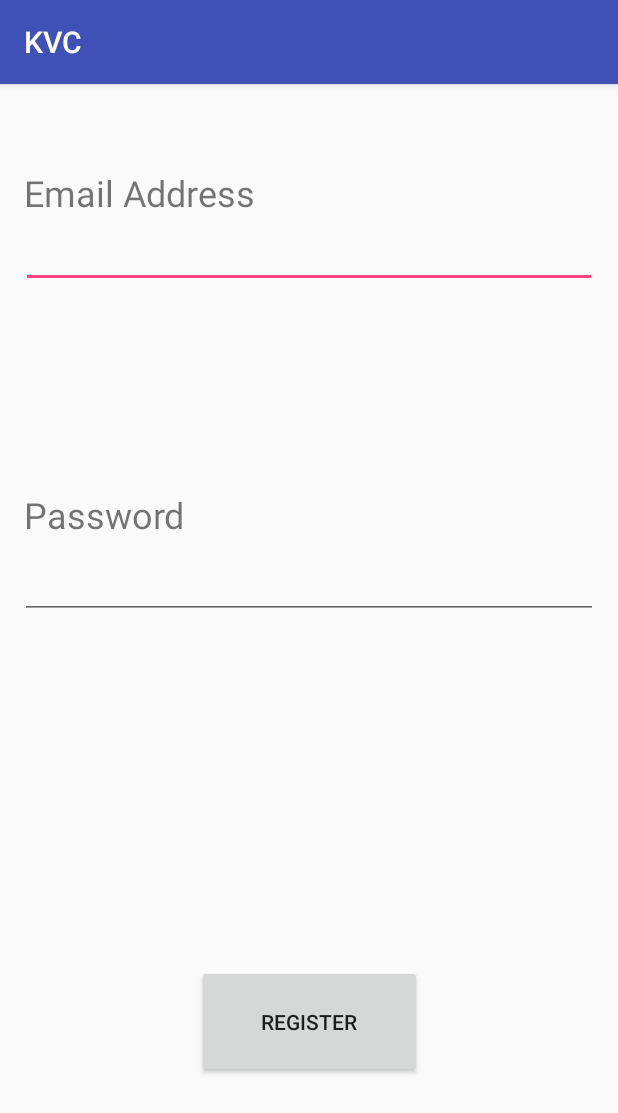
After one commit to rachelsettle/K-Ville-Conquest, an Android app: the RegistrationActivity screen opened directly, with no data from a screen before it, on a phone screen of 412 x 824 dp. The commit adds this screen. Shown: the top 1113 px of the screen. Run offline under Robolectric (Android 15) with nearby library versions, the phone set to English and light mode, and no system bars.

Commit message:
Tried to restore some things

```diff
--- a/KVC/app/build.gradle
+++ b/KVC/app/build.gradle
@@ -24,7 +24,9 @@ dependencies {
     androidTestCompile('com.android.support.test.espresso:espresso-core:2.2.2', {
         exclude group: 'com.android.support', module: 'support-annotations'
     })
+    apply plugin: 'com.google.gms.google-services'
     compile 'com.android.support:appcompat-v7:25.3.1'
     compile 'com.android.support.constraint:constraint-layout:1.0.2'
+    compile 'com.google.firebase:firebase-auth:9.4.0'
     testCompile 'junit:junit:4.12'
 }
--- a/KVC/app/src/main/java/compsci290/edu/duke/kvc/MainActivity.java
+++ b/KVC/app/src/main/java/compsci290/edu/duke/kvc/MainActivity.java
@@ -7,10 +7,12 @@ import android.view.View;
 
 public class MainActivity extends AppCompatActivity {
 
+    private boolean mLoggedIn;
+
     @Override
     protected void onCreate(Bundle savedInstanceState){
         super.onCreate(savedInstanceState);
-        setContentView(R.layout.activity_main_before_login);
+        setContentView(R.layout.activity_main);
     }
 
     public void onRegistrationClick(View button){
--- /dev/null
+++ b/KVC/app/src/main/java/compsci290/edu/duke/kvc/RegistrationActivity.java
@@ -0,0 +1,13 @@
+package compsci290.edu.duke.kvc;
+
+import android.support.v7.app.AppCompatActivity;
+import android.os.Bundle;
+
+public class RegistrationActivity extends AppCompatActivity {
+
+    @Override
+    protected void onCreate(Bundle savedInstanceState) {
+        super.onCreate(savedInstanceState);
+        setContentView(R.layout.activity_registration);
+    }
+}
--- /dev/null
+++ b/KVC/app/src/main/res/layout/activity_registration.xml
@@ -0,0 +1,90 @@
+<?xml version="1.0" encoding="utf-8"?>
+<android.support.constraint.ConstraintLayout xmlns:android="http://schemas.android.com/apk/res/android"
+    xmlns:app="http://schemas.android.com/apk/res-auto"
+    xmlns:tools="http://schemas.android.com/tools"
+    android:layout_width="match_parent"
+    android:layout_height="match_parent"
+    tools:context="compsci290.edu.duke.kvc.LoginActivity">
+
+    <TextView
+        android:id="@+id/emailRegistration"
+        android:layout_width="wrap_content"
+        android:layout_height="wrap_content"
+        android:text="Email Address"
+        android:textSize="24sp"
+        tools:layout_constraintTop_creator="1"
+        tools:layout_constraintBottom_creator="1"
+        android:layout_marginStart="16dp"
+        app:layout_constraintBottom_toBottomOf="@+id/emailInputRegistration"
+        android:layout_marginTop="44dp"
+        tools:layout_constraintLeft_creator="1"
+        android:layout_marginBottom="47dp"
+        app:layout_constraintLeft_toLeftOf="parent"
+        app:layout_constraintTop_toTopOf="parent"
+        android:layout_marginLeft="16dp"
+        app:layout_constraintVertical_bias="1.0" />
+
+    <EditText
+        android:id="@+id/emailInputRegistration"
+        android:layout_width="0dp"
+        android:layout_height="27dp"
+        android:ems="10"
+        android:inputType="textPersonName"
+        tools:layout_constraintTop_creator="1"
+        tools:layout_constraintRight_creator="1"
+        tools:layout_constraintBottom_creator="1"
+        android:layout_marginStart="14dp"
+        app:layout_constraintBottom_toBottomOf="@+id/passwordRegistration"
+        android:layout_marginEnd="14dp"
+        app:layout_constraintRight_toRightOf="parent"
+        android:layout_marginTop="97dp"
+        tools:layout_constraintLeft_creator="1"
+        android:layout_marginBottom="94dp"
+        app:layout_constraintLeft_toLeftOf="parent"
+        app:layout_constraintTop_toTopOf="parent"
+        app:layout_constraintVertical_bias="0.136" />
+
+    <EditText
+        android:id="@+id/passwordInputRegistration"
+        android:layout_width="0dp"
+        android:layout_height="29dp"
+        android:ems="10"
+        android:inputType="textPersonName"
+        tools:layout_constraintTop_creator="1"
+        tools:layout_constraintRight_creator="1"
+        tools:layout_constraintBottom_creator="1"
+        android:layout_marginStart="13dp"
+        app:layout_constraintBottom_toBottomOf="parent"
+        android:layout_marginEnd="13dp"
+        app:layout_constraintRight_toRightOf="parent"
+        tools:layout_constraintLeft_creator="1"
+        app:layout_constraintLeft_toLeftOf="parent"
+        app:layout_constraintTop_toTopOf="parent"
+        app:layout_constraintVertical_bias="0.443"/>
+
+    <TextView
+        android:id="@+id/passwordRegistration"
+        android:layout_width="wrap_content"
+        android:layout_height="wrap_content"
+        android:text="Password"
+        android:textSize="24sp"
+        tools:layout_constraintBottom_creator="1"
+        app:layout_constraintBottom_toTopOf="@+id/passwordInputRegistration"
+        android:layout_marginStart="16dp"
+        tools:layout_constraintLeft_creator="1"
+        android:layout_marginBottom="24dp"
+        app:layout_constraintLeft_toLeftOf="parent" />
+
+    <Button
+        android:id="@+id/confirmRegistration"
+        android:layout_width="150dp"
+        android:layout_height="75dp"
+        android:text="Register"
+        tools:layout_constraintRight_creator="1"
+        tools:layout_constraintBottom_creator="1"
+        app:layout_constraintBottom_toBottomOf="parent"
+        app:layout_constraintRight_toRightOf="parent"
+        tools:layout_constraintLeft_creator="1"
+        android:layout_marginBottom="105dp"
+        app:layout_constraintLeft_toLeftOf="parent" />
+</android.support.constraint.ConstraintLayout>
--- a/KVC/build.gradle
+++ b/KVC/build.gradle
@@ -6,7 +6,7 @@ buildscript {
     }
     dependencies {
         classpath 'com.android.tools.build:gradle:2.3.0'
-
+        classpath 'com.google.gms:google-services:3.0.0'
         // NOTE: Do not place your application dependencies here; they belong
         // in the individual module build.gradle files
     }
```
Also changed, not shown: KVC/app/src/main/AndroidManifest.xml (+4 -10 lines), KVC/app/src/main/java/compsci290/edu/duke/kvc/LoginActivity.java (added, +13 -0 lines), KVC/app/src/main/res/layout/activity_login.xml (added, +90 -0 lines), KVC/app/src/main/res/layout/activity_main.xml (+19 -35 lines), KVC/app/src/main/res/layout/profile_screen.xml (added, +40 -0 lines), 1 other file.
